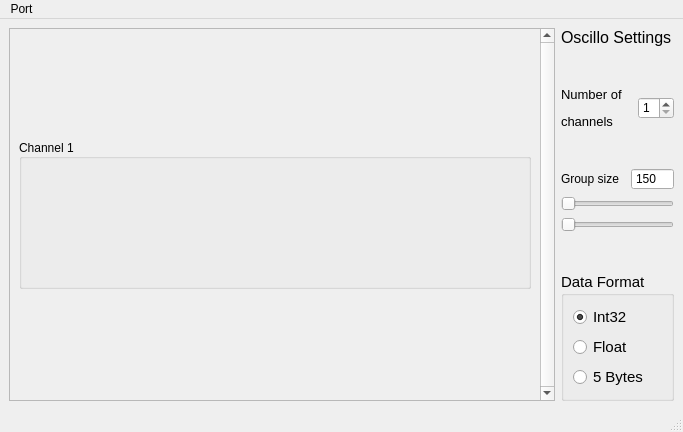
The window that mainwindow.ui (Kortepk/Oscillo-Parser) describes before a commit, drawn with Qt 5.
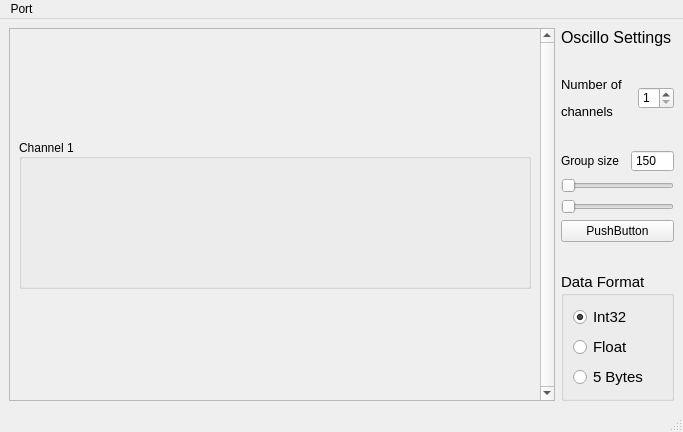
The same window after the commit.

Commit message: Solved bug of overflow buffer and add slider that change size point buffer

```diff
--- a/mainwindow.ui
+++ b/mainwindow.ui
@@ -284,6 +284,13 @@
         </property>
        </widget>
       </item>
+      <item>
+       <widget class="QPushButton" name="pushButton">
+        <property name="text">
+         <string>PushButton</string>
+        </property>
+       </widget>
+      </item>
       <item>
        <spacer name="verticalSpacer_3">
         <property name="orientation">
```
The commit also changes 2 other files.
